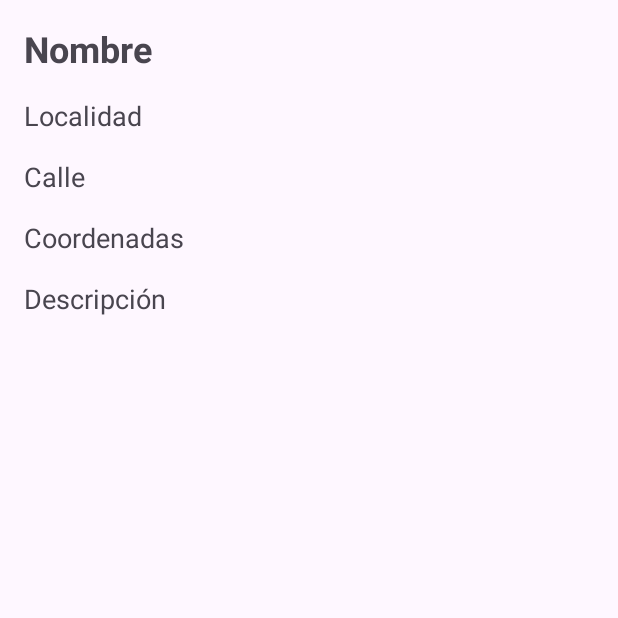
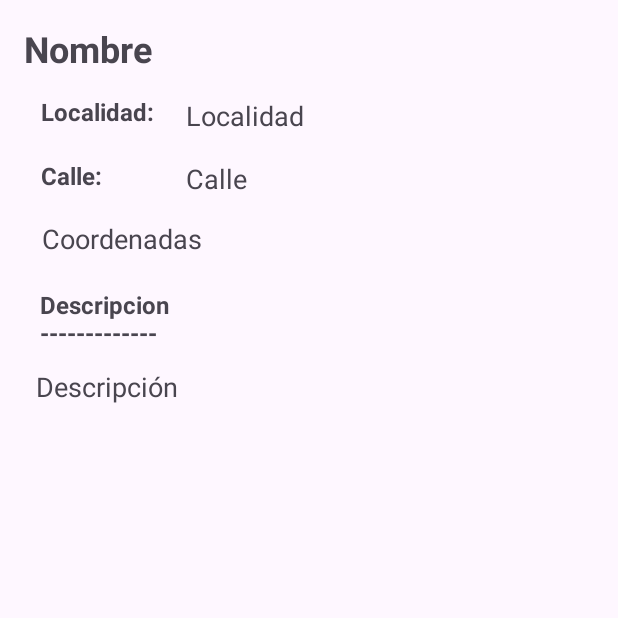
Before and after one commit to Foxo10/Wikifont, an Android app: the DetallesFuenteActivity screen opened directly, with no data from a screen before it, on a phone screen of 412 x 824 dp, the top half of it. Run offline under Robolectric (Android 15) with nearby library versions, the phone set to English and light mode, and no system bars.

```diff
--- a/app/src/main/res/layout/activity_detalles_fuente.xml
+++ b/app/src/main/res/layout/activity_detalles_fuente.xml
@@ -1,10 +1,10 @@
 <?xml version="1.0" encoding="utf-8"?>
-<androidx.constraintlayout.widget.ConstraintLayout
-    xmlns:android="http://schemas.android.com/apk/res/android"
+<androidx.constraintlayout.widget.ConstraintLayout xmlns:android="http://schemas.android.com/apk/res/android"
     xmlns:app="http://schemas.android.com/apk/res-auto"
     xmlns:tools="http://schemas.android.com/tools"
     android:layout_width="match_parent"
     android:layout_height="match_parent"
+    android:layout_gravity="center_vertical"
     tools:context=".DetallesFuenteActivity">
 
     <TextView
@@ -21,45 +21,98 @@
 
     <TextView
         android:id="@+id/textViewLocalidad"
-        android:layout_width="0dp"
-        android:layout_height="wrap_content"
+        android:layout_width="213dp"
+        android:layout_height="26dp"
         android:layout_margin="16dp"
+        android:layout_marginTop="12dp"
         android:text="Localidad"
         android:textSize="18sp"
         app:layout_constraintEnd_toEndOf="parent"
+        app:layout_constraintHorizontal_bias="0.646"
         app:layout_constraintStart_toStartOf="parent"
         app:layout_constraintTop_toBottomOf="@id/textViewNombre" />
 
     <TextView
-        android:id="@+id/textViewCalle"
-        android:layout_width="0dp"
-        android:layout_height="wrap_content"
+        android:id="@+id/textViewDescripcion"
+        android:layout_width="367dp"
+        android:layout_height="36dp"
         android:layout_margin="16dp"
-        android:text="Calle"
+        android:layout_marginTop="7dp"
+        android:text="Descripción"
         android:textSize="18sp"
+        app:layout_constraintBottom_toBottomOf="parent"
         app:layout_constraintEnd_toEndOf="parent"
+        app:layout_constraintHorizontal_bias="0.636"
         app:layout_constraintStart_toStartOf="parent"
-        app:layout_constraintTop_toBottomOf="@id/textViewLocalidad" />
+        app:layout_constraintTop_toBottomOf="@+id/textViewLocal3"
+        app:layout_constraintVertical_bias="0.0" />
 
     <TextView
         android:id="@+id/textViewCoordenadas"
-        android:layout_width="0dp"
-        android:layout_height="wrap_content"
+        android:layout_width="366dp"
+        android:layout_height="21dp"
         android:layout_margin="16dp"
+        android:layout_marginTop="20dp"
         android:text="Coordenadas"
         android:textSize="18sp"
         app:layout_constraintEnd_toEndOf="parent"
+        app:layout_constraintHorizontal_bias="0.843"
         app:layout_constraintStart_toStartOf="parent"
         app:layout_constraintTop_toBottomOf="@id/textViewCalle" />
 
     <TextView
-        android:id="@+id/textViewDescripcion"
-        android:layout_width="0dp"
-        android:layout_height="wrap_content"
+        android:id="@+id/textViewLocal"
+        android:layout_width="80dp"
+        android:layout_height="28dp"
+        android:layout_marginTop="12dp"
+        android:gravity="center_vertical"
+        android:text="Localidad: "
+        android:textSize="16sp"
+        android:textStyle="bold"
+        app:layout_constraintEnd_toStartOf="@+id/textViewLocalidad"
+        app:layout_constraintHorizontal_bias="0.627"
+        app:layout_constraintStart_toStartOf="parent"
+        app:layout_constraintTop_toBottomOf="@+id/textViewNombre" />
+
+    <TextView
+        android:id="@+id/textViewLocal3"
+        android:layout_width="93dp"
+        android:layout_height="37dp"
+        android:layout_marginTop="24dp"
+        android:gravity="center_vertical"
+        android:text="Descripcion -------------"
+        android:textSize="16sp"
+        android:textStyle="bold"
+        app:layout_constraintEnd_toEndOf="parent"
+        app:layout_constraintHorizontal_bias="0.084"
+        app:layout_constraintStart_toStartOf="parent"
+        app:layout_constraintTop_toBottomOf="@+id/textViewCoordenadas" />
+
+    <TextView
+        android:id="@+id/textViewLocal2"
+        android:layout_width="80dp"
+        android:layout_height="25dp"
+        android:layout_marginTop="16dp"
+        android:gravity="center_vertical"
+        android:text="Calle:"
+        android:textSize="16sp"
+        android:textStyle="bold"
+        app:layout_constraintEnd_toStartOf="@+id/textViewLocalidad"
+        app:layout_constraintHorizontal_bias="0.627"
+        app:layout_constraintStart_toStartOf="parent"
+        app:layout_constraintTop_toBottomOf="@+id/textViewLocal" />
+
+    <TextView
+        android:id="@+id/textViewCalle"
+        android:layout_width="272dp"
+        android:layout_height="24dp"
         android:layout_margin="16dp"
-        android:text="Descripción"
+        android:layout_marginTop="12dp"
+        android:text="Calle"
         android:textSize="18sp"
         app:layout_constraintEnd_toEndOf="parent"
+        app:layout_constraintHorizontal_bias="1.0"
         app:layout_constraintStart_toStartOf="parent"
-        app:layout_constraintTop_toBottomOf="@id/textViewCoordenadas" />
+        app:layout_constraintTop_toBottomOf="@id/textViewLocalidad" />
+
 </androidx.constraintlayout.widget.ConstraintLayout>
```
